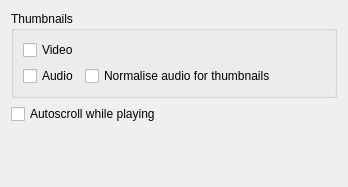
Qt form src/widgets/configdisplay_ui.ui (KDE/kdenlive) before a commit.
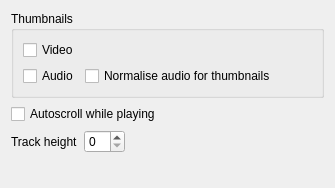
The same form after that commit.

Commit message: Track height can now be changed from settings dialog

What changed in the file:
```diff
--- a/src/widgets/configdisplay_ui.ui
+++ b/src/widgets/configdisplay_ui.ui
@@ -5,12 +5,12 @@
    <rect>
     <x>0</x>
     <y>0</y>
-    <width>348</width>
-    <height>187</height>
+    <width>335</width>
+    <height>188</height>
    </rect>
   </property>
   <layout class="QGridLayout" name="gridLayout_2" >
-   <item row="0" column="0" >
+   <item row="0" column="0" colspan="3" >
     <widget class="QGroupBox" name="groupBox" >
      <property name="title" >
       <string>Thumbnails</string>
@@ -53,7 +53,7 @@
      </layout>
     </widget>
    </item>
-   <item row="1" column="0" >
+   <item row="1" column="0" colspan="3" >
     <widget class="QCheckBox" name="kcfg_autoscroll" >
      <property name="text" >
       <string>Autoscroll while playing</string>
@@ -61,6 +61,29 @@
     </widget>
    </item>
    <item row="2" column="0" >
+    <widget class="QLabel" name="label" >
+     <property name="text" >
+      <string>Track height</string>
+     </property>
+    </widget>
+   </item>
+   <item row="2" column="1" >
+    <widget class="QSpinBox" name="kcfg_trackheight" />
+   </item>
+   <item row="2" column="2" >
+    <spacer name="horizontalSpacer_2" >
+     <property name="orientation" >
+      <enum>Qt::Horizontal</enum>
+     </property>
+     <property name="sizeHint" stdset="0" >
+      <size>
+       <width>166</width>
+       <height>20</height>
+      </size>
+     </property>
+    </spacer>
+   </item>
+   <item row="3" column="1" >
     <spacer name="verticalSpacer" >
      <property name="orientation" >
       <enum>Qt::Vertical</enum>
```
The commit also changes 15 other files.
